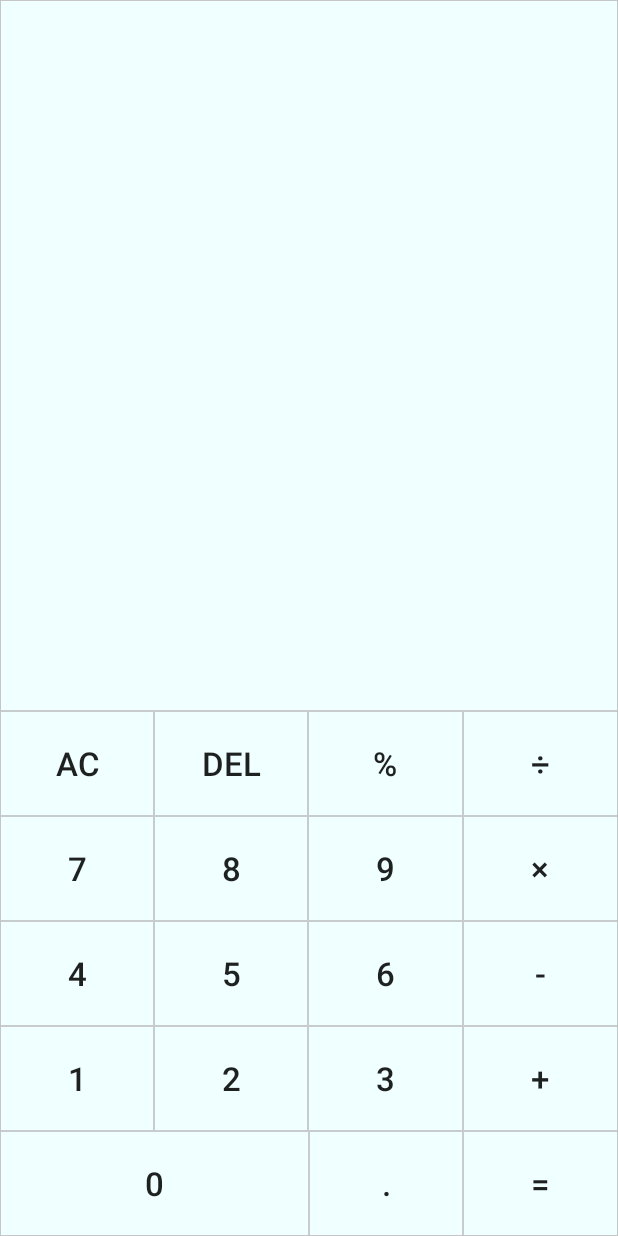
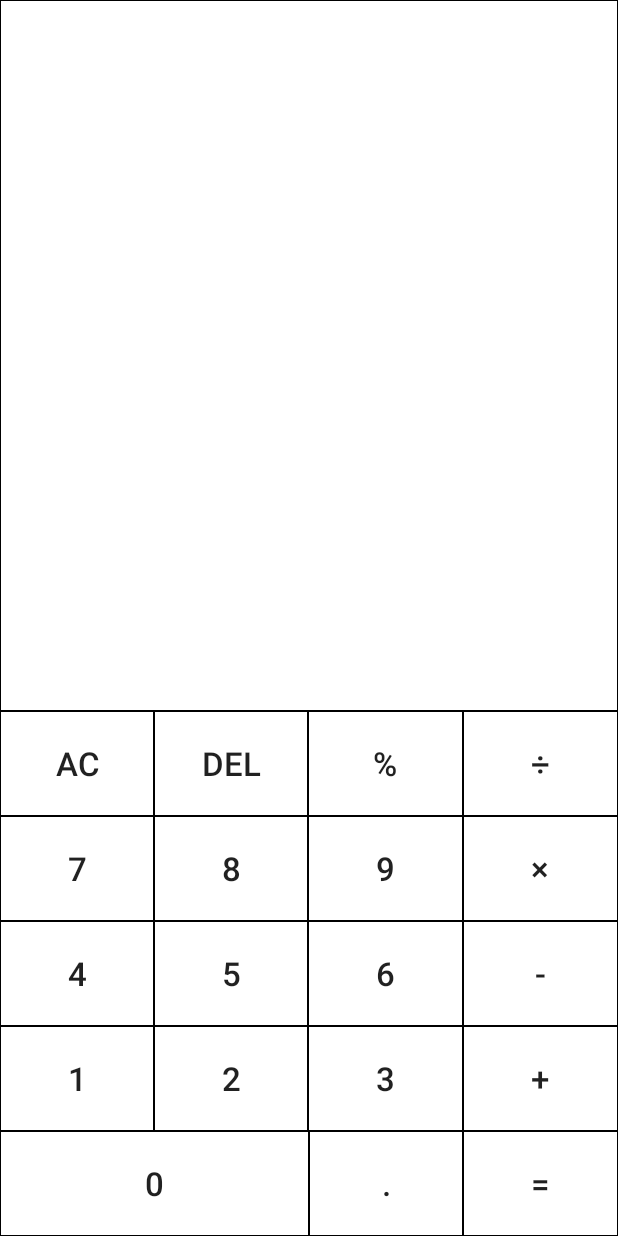
Before and after one commit to ElderDriverMan/Calculator, an Android app: the screen it shows after launch (MainActivity), on a phone screen of 412 x 824 dp. Run offline under Robolectric (Android 15) with nearby library versions, the phone set to English and light mode, and no system bars.

Commit message:
添加click_color和click文件，click文件设定为灰色，click_color文件用于在出发按钮点击时将color的白色背景替换成灰色背景

```diff
--- /dev/null
+++ b/app/src/main/res/drawable/click.xml
@@ -0,0 +1,7 @@
+<?xml version="1.0" encoding="utf-8"?>
+    <shape xmlns:android="http://schemas.android.com/apk/res/android">
+        <solid android:color="#969696"/>
+        <stroke
+            android:width="0.01dp"
+            android:color="#000000"/>
+    </shape>
--- /dev/null
+++ b/app/src/main/res/drawable/click_color.xml
@@ -0,0 +1,9 @@
+<?xml version="1.0" encoding="utf-8"?>
+<selector xmlns:android="http://schemas.android.com/apk/res/android">
+    <item android:state_pressed="true"
+        android:state_enabled="true" android:drawable="@drawable/click" />
+    <item
+        android:state_pressed="false"
+        android:state_enabled="true"
+        android:drawable="@drawable/color" />
+</selector>
--- a/app/src/main/res/drawable/color.xml
+++ b/app/src/main/res/drawable/color.xml
@@ -1,8 +1,8 @@
 <?xml version="1.0" encoding="utf-8"?>
 <shape xmlns:android="http://schemas.android.com/apk/res/android">
     <solid
-        android:color="#f0ffff"/>
+        android:color="#ffffff"/>
     <stroke
         android:width="0.01dp"
-    android:color="#ccc0c0c0"/>
+    android:color="#000000"/>
 </shape>
--- a/app/src/main/res/layout/activity_main.xml
+++ b/app/src/main/res/layout/activity_main.xml
@@ -42,7 +42,7 @@
                     android:layout_width="0dp"
                     android:layout_height="70dp"
                     android:layout_weight="1"
-                    android:background="@drawable/color"
+                    android:background="@drawable/click_color"
                     android:text="AC"
                     android:textSize="22sp" />
 
@@ -51,7 +51,7 @@
                     android:layout_width="0dp"
                     android:layout_height="70dp"
                     android:layout_weight="1"
-                    android:background="@drawable/color"
+                    android:background="@drawable/click_color"
                     android:text="Del"
                     android:textSize="22sp" />
 
@@ -60,7 +60,7 @@
                     android:layout_width="0dp"
                     android:layout_height="70dp"
                     android:layout_weight="1"
-                    android:background="@drawable/color"
+                    android:background="@drawable/click_color"
                     android:text="%"
                     android:textSize="22sp" />
 
@@ -69,7 +69,7 @@
                     android:layout_width="0dp"
                     android:layout_height="70dp"
                     android:layout_weight="1"
-                    android:background="@drawable/color"
+                    android:background="@drawable/click_color"
                     android:text="÷"
                     android:textSize="22sp" />
             </TableRow>
@@ -83,7 +83,7 @@
                     android:layout_width="0dp"
                     android:layout_height="70dp"
                     android:layout_weight="1"
-                    android:background="@drawable/color"
+                    android:background="@drawable/click_color"
                     android:text="7"
                     android:textSize="22sp" />
 
@@ -92,7 +92,7 @@
                     android:layout_width="0dp"
                     android:layout_height="70dp"
                     android:layout_weight="1"
-                    android:background="@drawable/color"
+                    android:background="@drawable/click_color"
                     android:text="8"
                     android:textSize="22sp" />
 
@@ -101,7 +101,7 @@
                     android:layout_width="0dp"
                     android:layout_height="70dp"
                     android:layout_weight="1"
-                    android:background="@drawable/color"
+                    android:background="@drawable/click_color"
                     android:text="9"
                     android:textSize="22sp" />
 
@@ -110,7 +110,7 @@
                     android:layout_width="0dp"
                     android:layout_height="70dp"
                     android:layout_weight="1"
-                    android:background="@drawable/color"
+                    android:background="@drawable/click_color"
                     android:text="×"
                     android:textSize="22sp" />
             </TableRow>
@@ -124,7 +124,7 @@
                     android:layout_width="0dp"
                     android:layout_height="70dp"
                     android:layout_weight="1"
-                    android:background="@drawable/color"
+                    android:background="@drawable/click_color"
                     android:text="4"
                     android:textSize="22sp" />
 
@@ -133,7 +133,7 @@
                     android:layout_width="0dp"
                     android:layout_height="70dp"
                     android:layout_weight="1"
-                    android:background="@drawable/color"
+                    android:background="@drawable/click_color"
                     android:text="5"
                     android:textSize="22sp" />
 
@@ -142,7 +142,7 @@
                     android:layout_width="0dp"
                     android:layout_height="70dp"
                     android:layout_weight="1"
-                    android:background="@drawable/color"
+                    android:background="@drawable/click_color"
                     android:text="6"
                     android:textSize="22sp" />
 
@@ -151,7 +151,7 @@
                     android:layout_width="0dp"
                     android:layout_height="70dp"
                     android:layout_weight="1"
-                    android:background="@drawable/color"
+                    android:background="@drawable/click_color"
                     android:text="-"
                     android:textSize="22sp" />
             </TableRow>
@@ -165,7 +165,7 @@
                     android:layout_width="0dp"
                     android:layout_height="70dp"
                     android:layout_weight="1"
-                    android:background="@drawable/color"
+                    android:background="@drawable/click_color"
                     android:text="1"
                     android:textSize="22sp" />
 
@@ -174,7 +174,7 @@
                     android:layout_width="0dp"
                     android:layout_height="70dp"
                     android:layout_weight="1"
-                    android:background="@drawable/color"
+                    android:background="@drawable/click_color"
                     android:text="2"
                     android:textSize="22sp" />
 
@@ -183,7 +183,7 @@
                     android:layout_width="0dp"
                     android:layout_height="70dp"
                     android:layout_weight="1"
-                    android:background="@drawable/color"
+                    android:background="@drawable/click_color"
                     android:text="3"
                     android:textSize="22sp" />
 
@@ -192,7 +192,7 @@
                     android:layout_width="0dp"
                     android:layout_height="70dp"
                     android:layout_weight="1"
-                    android:background="@drawable/color"
+                    android:background="@drawable/click_color"
                     android:text="+"
                     android:textSize="22sp" />
             </TableRow>
@@ -206,7 +206,7 @@
                     android:layout_width="0dp"
                     android:layout_height="70dp"
                     android:layout_weight="2"
-                    android:background="@drawable/color"
+                    android:background="@drawable/click_color"
                     android:text="0"
                     android:textSize="22sp" />
 
@@ -215,7 +215,7 @@
                     android:layout_width="0dp"
                     android:layout_height="70dp"
                     android:layout_weight="1"
-                    android:background="@drawable/color"
+                    android:background="@drawable/click_color"
                     android:text="."
                     android:textSize="22sp" />
 
@@ -224,7 +224,7 @@
                     android:layout_width="0dp"
                     android:layout_height="70dp"
                     android:layout_weight="1"
-                    android:background="@drawable/color"
+                    android:background="@drawable/click_color"
                     android:text="="
                     android:textSize="22sp" />
             </TableRow>
```
